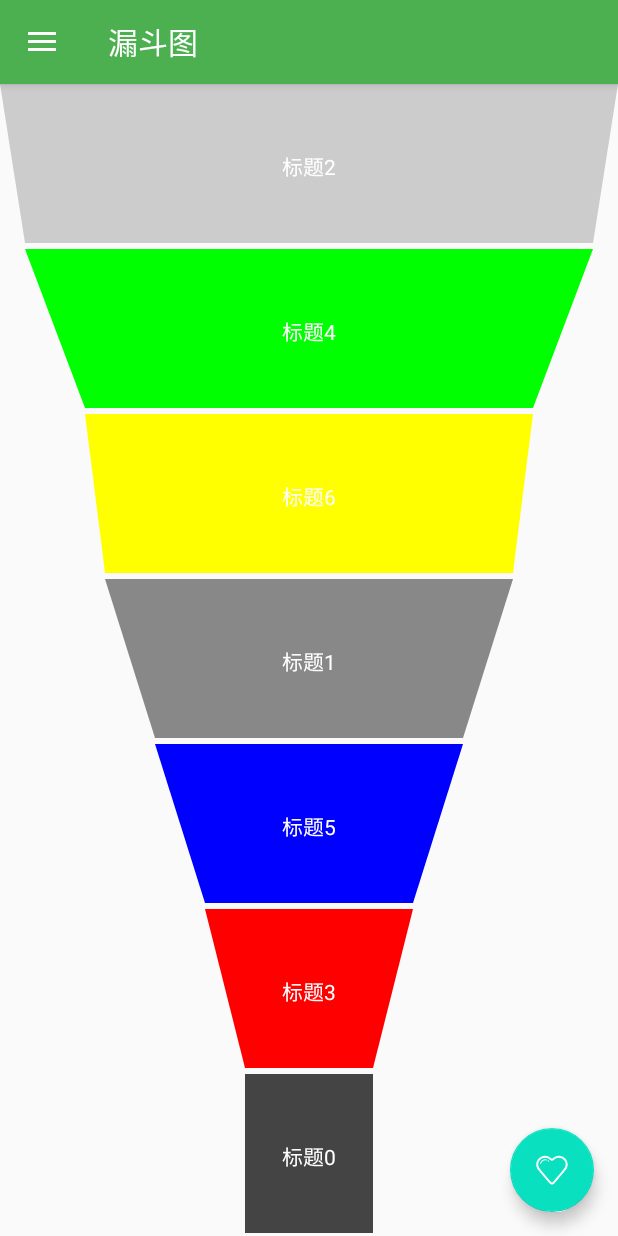
After one commit to ggggxiaolong/CustomView, an Android app: the fragment TrapezoidFragment placed in its activity, on a phone screen of 412 x 824 dp. The commit adds this screen. Run offline under Robolectric (Android 15) with nearby library versions, the phone set to English and light mode, and no system bars; our stand-ins replace CircleImageView.

Commit message:
添加漏斗图

```diff
--- a/app/src/main/java/com/github/ggggxiaolong/customview/MainActivity.java
+++ b/app/src/main/java/com/github/ggggxiaolong/customview/MainActivity.java
@@ -25,6 +25,7 @@ import com.github.ggggxiaolong.customview.basic.BaseFragment;
 import com.github.ggggxiaolong.customview.path.PathFragment;
 import com.github.ggggxiaolong.customview.polyline.PolyLineFragment;
 import com.github.ggggxiaolong.customview.shader.ShaderFragment;
+import com.github.ggggxiaolong.customview.trapezoid.TrapezoidFragment;
 import com.github.ggggxiaolong.customview.utils.Common;
 
 import static android.text.TextUtils.isEmpty;
@@ -113,6 +114,10 @@ public class MainActivity extends AppCompatActivity implements NavigationView.On
                 mFragmentManager.beginTransaction().replace(R.id.fragment, new PolyLineFragment()).commit();
                 break;
             }
+            case R.id.nav_trapezoid: {
+                mFragmentManager.beginTransaction().replace(R.id.fragment, TrapezoidFragment.newInstance()).commit();
+                break;
+            }
         }
         mDrawer.closeDrawer(GravityCompat.START);
         return true;
--- /dev/null
+++ b/app/src/main/java/com/github/ggggxiaolong/customview/trapezoid/TrapezoidBean.java
@@ -0,0 +1,28 @@
+package com.github.ggggxiaolong.customview.trapezoid;
+
+import android.support.annotation.ColorInt;
+import java.util.Comparator;
+
+/**
+ * @author mrtan on 10/10/17.
+ */
+
+public class TrapezoidBean{
+  public final String title;
+  public final @ColorInt int color;
+  public final int value;
+
+  public TrapezoidBean(String title, int color, int value) {
+    this.title = title;
+    this.color = color;
+    this.value = value;
+  }
+
+  public static Comparator<TrapezoidBean> comparator(){
+    return new Comparator<TrapezoidBean>() {
+      @Override public int compare(TrapezoidBean o1, TrapezoidBean o2) {
+        return o2.value - o1.value;
+      }
+    };
+  }
+}
--- /dev/null
+++ b/app/src/main/java/com/github/ggggxiaolong/customview/trapezoid/TrapezoidFragment.java
@@ -0,0 +1,68 @@
+package com.github.ggggxiaolong.customview.trapezoid;
+
+import android.content.Intent;
+import android.graphics.Color;
+import android.os.Bundle;
+import android.support.annotation.Nullable;
+import android.support.v4.app.Fragment;
+import android.support.v4.content.LocalBroadcastManager;
+import android.view.LayoutInflater;
+import android.view.View;
+import android.view.ViewGroup;
+import com.github.ggggxiaolong.customview.R;
+import com.github.ggggxiaolong.customview.utils.Common;
+import java.util.ArrayList;
+import java.util.Random;
+
+/**
+ * @author mrtan on 10/11/17.
+ */
+
+public class TrapezoidFragment extends Fragment {
+
+  private TrapezoidView mView;
+  private int index = 0;
+  private Random mRandom;
+  private ArrayList<TrapezoidBean> mList;
+  private int[] colorArray = {
+      Color.BLACK, Color.DKGRAY, Color.GRAY, Color.LTGRAY, Color.RED, Color.GREEN, Color.BLUE,
+      Color.YELLOW, Color.CYAN, Color.MAGENTA
+  };
+
+  public static TrapezoidFragment newInstance() {
+    return new TrapezoidFragment();
+  }
+
+  @Override public void onCreate(@Nullable Bundle savedInstanceState) {
+    super.onCreate(savedInstanceState);
+    mRandom = new Random();
+    mList = new ArrayList<>();
+  }
+
+  @Nullable @Override
+  public View onCreateView(LayoutInflater inflater, @Nullable ViewGroup container,
+      Bundle savedInstanceState) {
+    View view = inflater.inflate(R.layout.fragment_trapezoid, container, false);
+    mView = view.findViewById(R.id.view);
+    return view;
+  }
+
+  @Override public void onViewCreated(View view, @Nullable Bundle savedInstanceState) {
+    super.onViewCreated(view, savedInstanceState);
+    for (int i = 0; i < 7; i++) {
+      mList.add(new TrapezoidBean("标题" + String.valueOf(index++), colorArray[index % 9],
+          mRandom.nextInt(100)));
+    }
+    mView.setItems(mList);
+    mView.invalidate();
+
+    setTitle(getString(R.string.action_trapezoid));
+  }
+
+  private void setTitle(String title) {
+    LocalBroadcastManager instance = LocalBroadcastManager.getInstance(getContext());
+    Intent intent = new Intent(Common.MSG_TITLE);
+    intent.putExtra(Common.MSG_TITLE, title);
+    instance.sendBroadcast(intent);
+  }
+}
--- /dev/null
+++ b/app/src/main/java/com/github/ggggxiaolong/customview/trapezoid/TrapezoidView.java
@@ -0,0 +1,183 @@
+package com.github.ggggxiaolong.customview.trapezoid;
+
+import android.content.Context;
+import android.content.res.TypedArray;
+import android.graphics.Canvas;
+import android.graphics.Color;
+import android.graphics.Paint;
+import android.graphics.Path;
+import android.support.annotation.Nullable;
+import android.support.v4.util.Preconditions;
+import android.text.TextPaint;
+import android.util.AttributeSet;
+import android.util.DisplayMetrics;
+import android.util.Log;
+import android.view.View;
+import com.github.ggggxiaolong.customview.R;
+import java.util.Collections;
+import java.util.List;
+
+/**
+ * @author mrtan on 10/10/17.
+ */
+
+public class TrapezoidView extends View {
+  private TextPaint mTextPaint;
+  private Paint mPaint;
+  private int textColor, textSize;//字体大小颜色
+  final private float DEFAULT_MIN_WIDTH = 1.0f / 4;//默认最小宽度
+  final private int divider;  //每个Item之间的间隔
+  private int minWidth; //最小Item的宽度
+  private int perItemWidth;//每个item的value的值对应的宽度
+  private int itemHeight;//Item的高度
+  private int mWidth, mHeight;  //View测量之后的宽高
+  private List<TrapezoidBean> mItems;
+  private Path mPath;
+  private int mTextX, mTextHeight;
+  private String TAG = "TrapView";
+
+  public TrapezoidView(Context context) {
+    this(context, null);
+  }
+
+  public TrapezoidView(Context context, @Nullable AttributeSet attrs) {
+    this(context, attrs, 0);
+  }
+
+  public TrapezoidView(Context context, @Nullable AttributeSet attrs, int defStyleAttr) {
+    super(context, attrs, defStyleAttr);
+    TypedArray a = context.obtainStyledAttributes(attrs, R.styleable.TrapezoidView);
+    textColor = a.getColor(R.styleable.TrapezoidView_android_textColor, Color.WHITE);
+    divider = a.getDimensionPixelSize(R.styleable.TrapezoidView_android_dividerHeight, 0);
+    minWidth = a.getDimensionPixelSize(R.styleable.TrapezoidView_android_minWidth, 0);
+    textSize = a.getDimensionPixelSize(R.styleable.TrapezoidView_android_textSize, 0);
+    a.recycle();
+    init();
+  }
+
+  private void init() {
+    mTextPaint = new TextPaint(Paint.ANTI_ALIAS_FLAG | Paint.DITHER_FLAG | Paint.LINEAR_TEXT_FLAG);
+    mTextPaint.setColor(textColor);
+    if (textSize != 0) mTextPaint.setTextSize(textSize);
+
+    mPaint = new Paint(Paint.ANTI_ALIAS_FLAG | Paint.DITHER_FLAG);
+    mPaint.setStyle(Paint.Style.FILL);
+
+    mPath = new Path();
+  }
+
+  @Override protected void onSizeChanged(int w, int h, int oldw, int oldh) {
+    super.onSizeChanged(w, h, oldw, oldh);
+    mWidth = w;
+    mHeight = h;
+    mTextX = mWidth / 2;
+    if (minWidth == 0) minWidth = (int) (mWidth * DEFAULT_MIN_WIDTH);//最小宽度
+    initData();
+  }
+
+  private void initData() {
+    //如果设置了字体大小，最小宽度要大于等于最小值字的长度
+    if (mItems == null || mItems.isEmpty()) return;
+    int size = mItems.size();
+    if (textSize != 0) {
+      String title = mItems.get(size - 1).title;
+      int textWidth = (int) mTextPaint.measureText(title) + dp2px(getContext(), 2);
+      if (minWidth < textWidth) minWidth = textWidth;
+    }
+    //计算每个Item的高度
+    itemHeight = (mHeight - divider * (size - 1)) / size;
+    //如果没有设置字体的大小按照item的大小
+    if (textSize == 0) {
+      textSize = itemHeight - dp2px(getContext(), 2);
+      mTextPaint.setTextSize(textSize);
+    }
+    //计算每份item的value的宽度
+    if (size == 1) {
+      perItemWidth = 0;
+    } else {
+      perItemWidth = (mWidth - minWidth) / (mItems.get(size - 1).value - mItems.get(0).value) / 2;
+    }
+    //计算字体想对于梯形的高度
+    final Paint.FontMetrics fontMetrics = mTextPaint.getFontMetrics();
+    mTextHeight = (int) (itemHeight + fontMetrics.descent - fontMetrics.ascent) / 2;
+    Log.i(TAG, "minWidth:" + minWidth);
+    Log.i(TAG, "textSize:" + textSize);
+    Log.i(TAG, "perItemWidth:" + perItemWidth);
+    Log.i(TAG, "itemHeight:" + itemHeight);
+    Log.i(TAG, "mTextX:" + mTextX);
+    Log.i(TAG, "divider:" + divider);
+    Log.i(TAG, "mTextHeight:" + mTextHeight);
+  }
+
+  public void setItems(List<TrapezoidBean> items) {
+    Preconditions.checkNotNull(items);
+    mItems = items;
+    Collections.sort(mItems, TrapezoidBean.comparator());
+    initData();
+  }
+
+  public static int dp2px(Context context, float dpValue) {
+    DisplayMetrics metric = context.getResources().getDisplayMetrics();
+    return (int) (dpValue * metric.density + 0.5f);
+  }
+
+  @Override protected void onDraw(Canvas canvas) {
+    super.onDraw(canvas);
+    if (mItems == null || mItems.isEmpty()) return;
+    int lastLeft = 0, lastRight = mWidth, lastTop = 0;
+    int left;
+    int right;
+    int top;
+    int bottom;
+    int gap = 0;
+
+    if (mItems.size() == 1) {
+      TrapezoidBean bean = mItems.get(0);
+      left = 0;
+      right = mWidth;
+      top = 0;
+      bottom = mHeight;
+      drawTrapezoid(canvas, left, right, top, bottom, gap, bean);
+    } else {
+      TrapezoidBean bean = mItems.get(0);
+      TrapezoidBean next;
+      int index = 1;
+      for (; index < mItems.size(); index++) {
+        next = mItems.get(index);
+        gap = (next.value - bean.value) * perItemWidth;
+        bottom = lastTop + itemHeight;
+        drawTrapezoid(canvas, lastLeft, lastRight, lastTop, bottom, gap, bean);
+        lastLeft += gap;
+        lastRight -= gap;
+        lastTop = bottom + divider;
+        bean = next;
+      }
+      //画最后一个
+      drawTrapezoid(canvas, lastLeft, lastRight, lastTop, lastTop + itemHeight, 0, bean);
+    }
+  }
+
+  private void drawTrapezoid(Canvas canvas, int left, int right, int top, int bottom, int gap,
+      TrapezoidBean bean) {
+    //文字的位置
+    int textY = top + mTextHeight;
+
+    Log.i(TAG, "left:" + left);
+    Log.i(TAG, "right:" + right);
+    Log.i(TAG, "top:" + top);
+    Log.i(TAG, "bottom:" + bottom);
+    Log.i(TAG, "gap:" + gap);
+    Log.i(TAG, "textY:" + textY);
+    //画图形
+    mPath.reset();
+    mPath.moveTo(left, top);
+    mPath.lineTo(right, top);
+    mPath.lineTo(right - gap, bottom);
+    mPath.lineTo(left + gap, bottom);
+    mPath.close();
+    mPaint.setColor(bean.color);
+    canvas.drawPath(mPath, mPaint);
+    mTextPaint.setTextAlign(Paint.Align.CENTER);
+    canvas.drawText(bean.title, mTextX, textY, mTextPaint);
+  }
+}
--- /dev/null
+++ b/app/src/main/res/layout/fragment_trapezoid.xml
@@ -0,0 +1,23 @@
+<?xml version="1.0" encoding="utf-8"?>
+<android.support.constraint.ConstraintLayout
+    xmlns:android="http://schemas.android.com/apk/res/android"
+    xmlns:app="http://schemas.android.com/apk/res-auto"
+    xmlns:tools="http://schemas.android.com/tools"
+    android:layout_width="match_parent"
+    android:layout_height="match_parent"
+    tools:context="com.github.ggggxiaolong.customview.trapezoid.TrapezoidFragment"
+    >
+
+  <com.github.ggggxiaolong.customview.trapezoid.TrapezoidView
+      android:id="@+id/view"
+      android:layout_width="0dp"
+      android:layout_height="0dp"
+      android:dividerHeight="4dp"
+      android:textSize="14sp"
+      app:layout_constraintBottom_toBottomOf="parent"
+      app:layout_constraintLeft_toLeftOf="parent"
+      app:layout_constraintRight_toRightOf="parent"
+      app:layout_constraintTop_toTopOf="parent"
+      />
+
+</android.support.constraint.ConstraintLayout>
--- a/app/src/main/res/menu/activity_main_drawer.xml
+++ b/app/src/main/res/menu/activity_main_drawer.xml
@@ -13,7 +13,12 @@
         <item
             android:id="@+id/nav_shader"
             android:icon="@drawable/ic_menu_slideshow"
-            android:title="@string/action_shader"/>
+            android:title="@string/action_shader"/>\
+        <item
+            android:id="@+id/nav_trapezoid"
+            android:title="@string/action_trapezoid"
+            android:icon="@drawable/ic_menu_slideshow"
+            />
     </group>
 
     <item android:title="自定义图像">
--- a/app/src/main/res/values/strings.xml
+++ b/app/src/main/res/values/strings.xml
@@ -29,6 +29,7 @@
     <string name="navigation_drawer_close">关闭</string>
     <string name="action_bitmap">图片</string>
     <string name="action_path">路径</string>
+    <string name="action_trapezoid">漏斗图</string>
     <string name="action_shader">Shader</string>
     <string name="action_polyline">折线</string>
 
--- a/app/src/main/res/values/styles.xml
+++ b/app/src/main/res/values/styles.xml
@@ -8,6 +8,14 @@
   </style>
 
   <style name="AppTheme.AppBarOverlay" parent="ThemeOverlay.AppCompat.Dark.ActionBar"/>
+
   <style name="AppTheme.PopupOverlay" parent="ThemeOverlay.AppCompat.Light"/>
 
+  <declare-styleable name="TrapezoidView">
+    <attr name="android:textColor"/>
+    <attr name="android:textSize"/>
+    <attr name="android:dividerHeight"/>
+    <attr name="android:minWidth"/>
+  </declare-styleable>
+
 </resources>
--- a/build.gradle
+++ b/build.gradle
@@ -1,11 +1,14 @@
 // Top-level build file where you can add configuration options common to all sub-projects/modules.
 
 buildscript {
+
     repositories {
+        google()
         jcenter()
     }
     dependencies {
-        classpath 'com.android.tools.build:gradle:2.3.0-alpha2'
+        classpath 'com.android.tools.build:gradle:3.0.0-beta7'
+
 
         // NOTE: Do not place your application dependencies here; they belong
         // in the individual module build.gradle files
@@ -14,6 +17,7 @@ buildscript {
 
 allprojects {
     repositories {
+        google()
         jcenter()
     }
 }
```
Also changed, not shown: app/build.gradle (+11 -10 lines), gradle/wrapper/gradle-wrapper.properties. Lines whose indentation alone changed are shown as unchanged.
